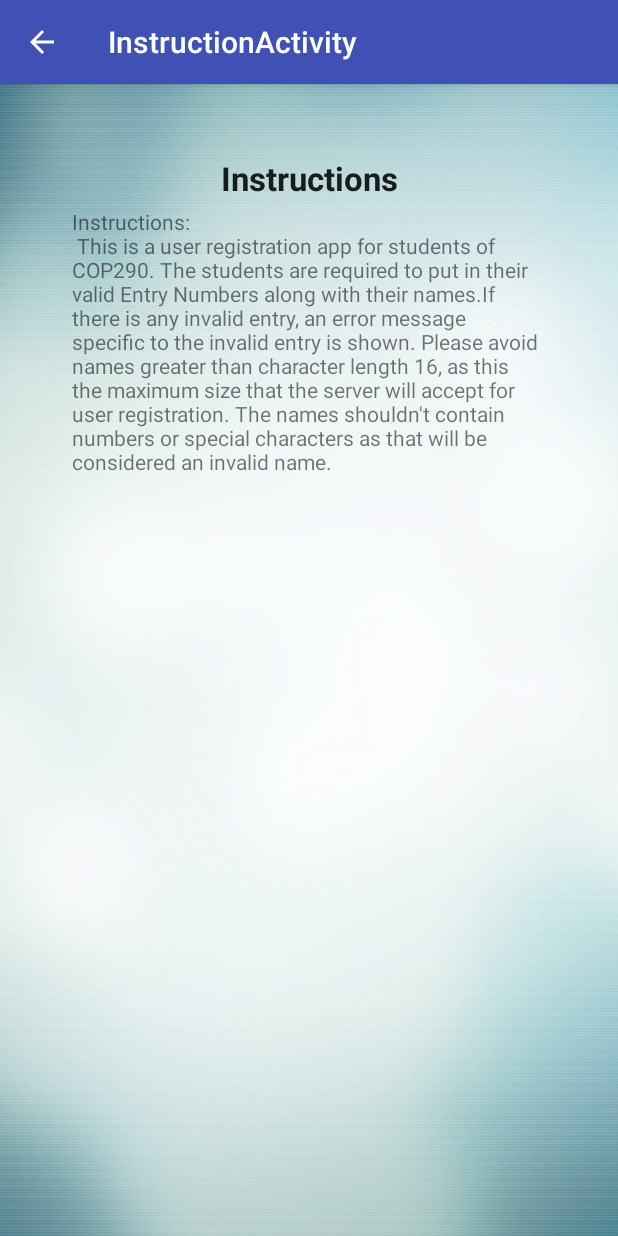
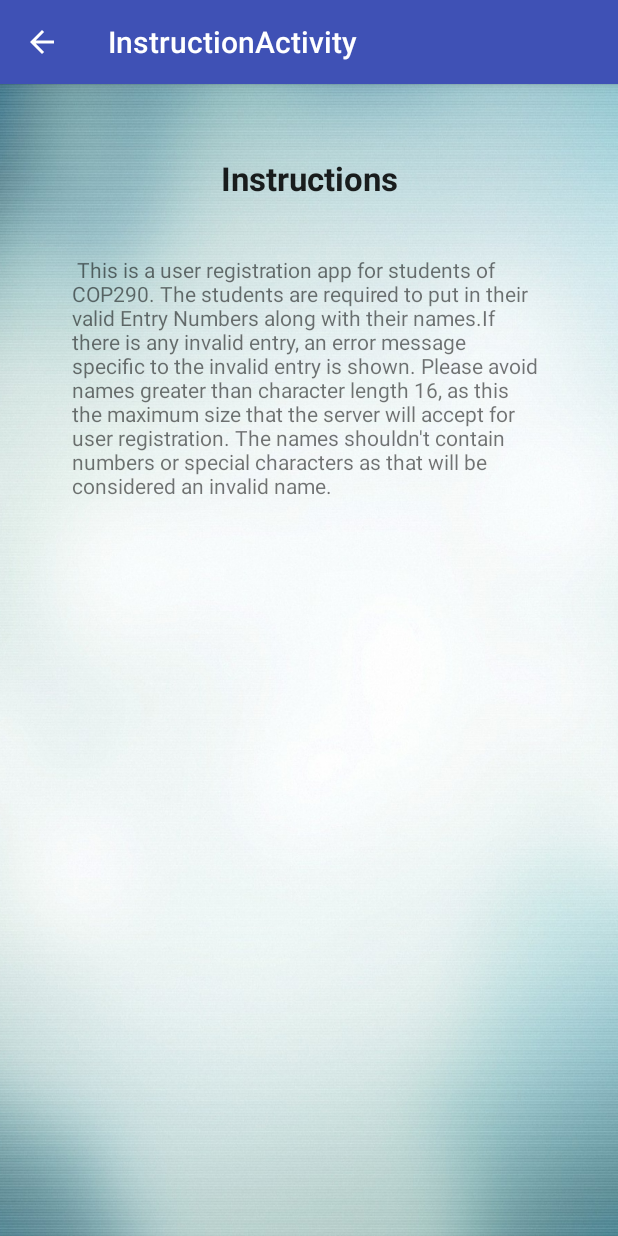
Before and after one commit to akshittyagi/AssignmentZero, an Android app: the InstructionActivity screen opened directly, with no data from a screen before it, on a phone screen of 412 x 824 dp. Run offline under Robolectric (Android 15) with nearby library versions, the light colour scheme and no system bars.

Commit message:
Back Button

```diff
--- a/app/src/main/java/com/example/akty7/assignment03/InstructionActivity.java
+++ b/app/src/main/java/com/example/akty7/assignment03/InstructionActivity.java
@@ -17,7 +17,7 @@ public class InstructionActivity extends AppCompatActivity {
         Toolbar toolbar = (Toolbar) findViewById(R.id.toolbar);
         setSupportActionBar(toolbar);
         //TODO:Add instructions for this activity
-        String str="Instructions: \n " +
+        String str="\n\n " +
                 "This is a user registration app for students of COP290. " +
                 "The students are required to put in their valid Entry Numbers along with their names." +
                 "If there is any invalid entry, an error message specific to the invalid entry is shown. "+
--- a/app/src/main/res/layout/activity_response.xml
+++ b/app/src/main/res/layout/activity_response.xml
@@ -30,6 +30,6 @@
         android:layout_height="wrap_content"
         android:layout_gravity="bottom|end"
         android:layout_margin="@dimen/fab_margin"
-        android:src="@android:drawable/ic_dialog_email" />
+        android:src="@android:drawable/ic_menu_revert" />
 
 </android.support.design.widget.CoordinatorLayout>
--- a/app/src/main/res/layout/content_main.xml
+++ b/app/src/main/res/layout/content_main.xml
@@ -31,7 +31,8 @@
                 android:layout_height="wrap_content"
                 android:inputType="textPersonName"
                 android:hint="Enter Team Name"
-                android:textSize="14sp"
+                android:textStyle="bold"
+                android:textSize="18sp"
 
                 android:id="@+id/editText"/>
 
```
Also changed, not shown: app/src/main/res/drawable/back.jpg (added), 2 other files.
